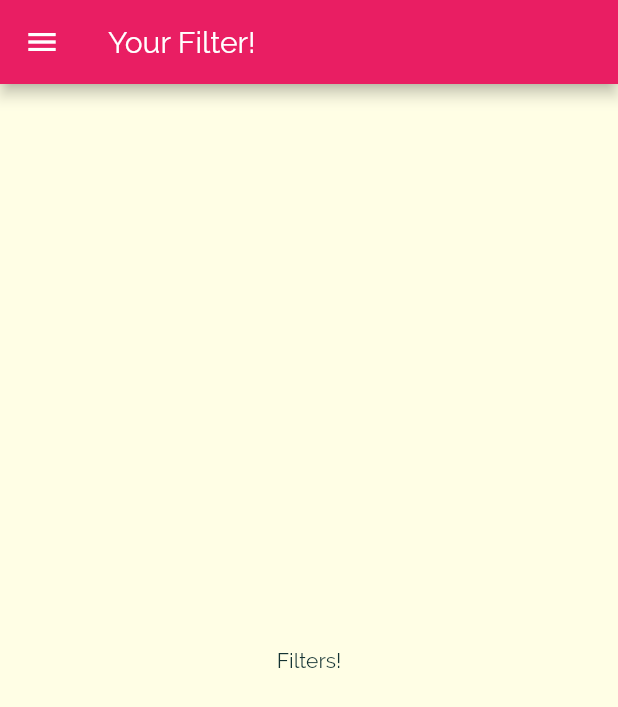
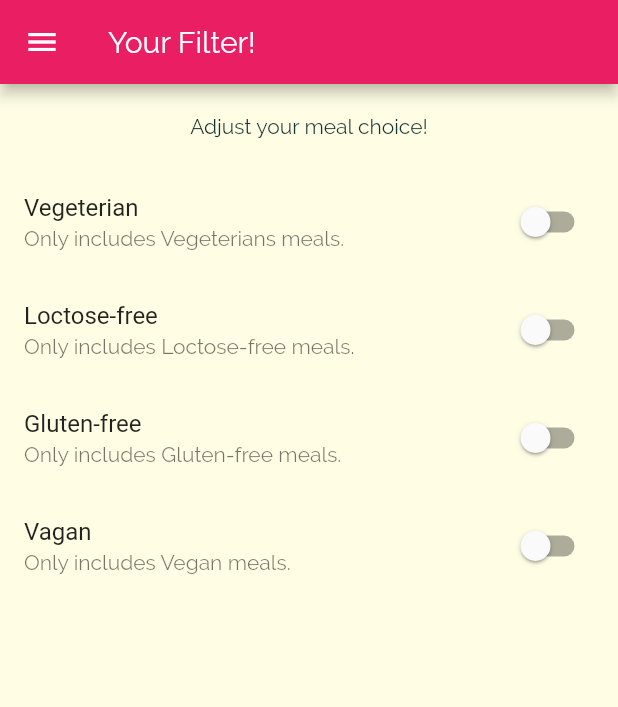
Before and after one commit to almusfuad/Simple_meal_app, a Flutter app: the FiltersScreen screen opened by its route, on a phone screen of 412 x 824 dp. Shown: the top 707 px of the screen. Run offline on Flutter 3.47's test engine with Material 2 defaults, Android fonts, the phone set to English and light mode, and no system bars.

Commit message:
setup filters

```diff
--- a/simple_meal_app/lib/screen/filters_screen.dart
+++ b/simple_meal_app/lib/screen/filters_screen.dart
@@ -1,8 +1,29 @@
 import 'package:flutter/material.dart';
-import 'package:simple_meal_app/widgets/main_drawer.dart';
 
-class FiltersScreen extends StatelessWidget {
+import '../widgets/main_drawer.dart';
+
+class FiltersScreen extends StatefulWidget {
   static const routeName = '/filters';
+
+  @override
+  _FiltersScreenState createState() => _FiltersScreenState();
+}
+
+class _FiltersScreenState extends State<FiltersScreen> {
+  bool _glutenFree = false;
+  bool _vegetarian = false;
+  bool _vegan = false;
+  bool _loctoseFree = false;
+
+  Widget _buildSwitchListTile(String title, String description,
+      bool currentValue, Function updateValue) {
+    return SwitchListTile(
+      title: Text(title),
+      value: currentValue,
+      subtitle: Text(description),
+      onChanged: updateValue,
+    );
+  }
 
   @override
   Widget build(BuildContext context) {
@@ -12,7 +33,60 @@ class FiltersScreen extends StatelessWidget {
       ),
       drawer: MainDrawer(),
       body: Center(
-        child: Text('Filters!'),
+        child: Column(
+          children: <Widget>[
+            Container(
+              padding: EdgeInsets.all(20),
+              child: Text('Adjust your meal choice!'),
+            ),
+            Expanded(
+              child: ListView(
+                children: <Widget>[
+                  _buildSwitchListTile(
+                    'Vegeterian',
+                    'Only includes Vegeterians meals.',
+                    _vegetarian,
+                    (newValue) {
+                      setState(() {
+                        _vegetarian = newValue;
+                      });
+                    },
+                  ),
+                  _buildSwitchListTile(
+                    'Loctose-free',
+                    'Only includes Loctose-free meals.',
+                    _loctoseFree,
+                    (newValue) {
+                      setState(() {
+                        _loctoseFree = newValue;
+                      });
+                    },
+                  ),
+                  _buildSwitchListTile(
+                    'Gluten-free',
+                    'Only includes Gluten-free meals.',
+                    _glutenFree,
+                    (newValue) {
+                      setState(() {
+                        _glutenFree = newValue;
+                      });
+                    },
+                  ),
+                  _buildSwitchListTile(
+                    'Vagan',
+                    'Only includes Vegan meals.',
+                    _vegan,
+                    (newValue) {
+                      setState(() {
+                        _vegan = newValue;
+                      });
+                    },
+                  ),
+                ],
+              ),
+            ),
+          ],
+        ),
       ),
     );
   }
```
